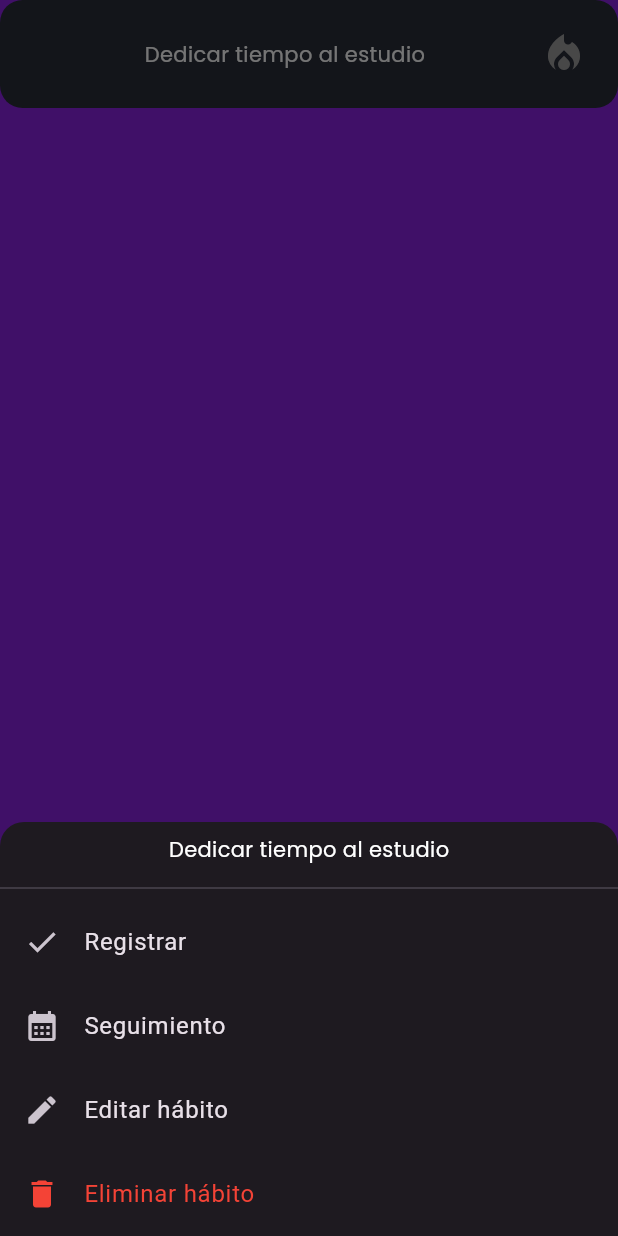
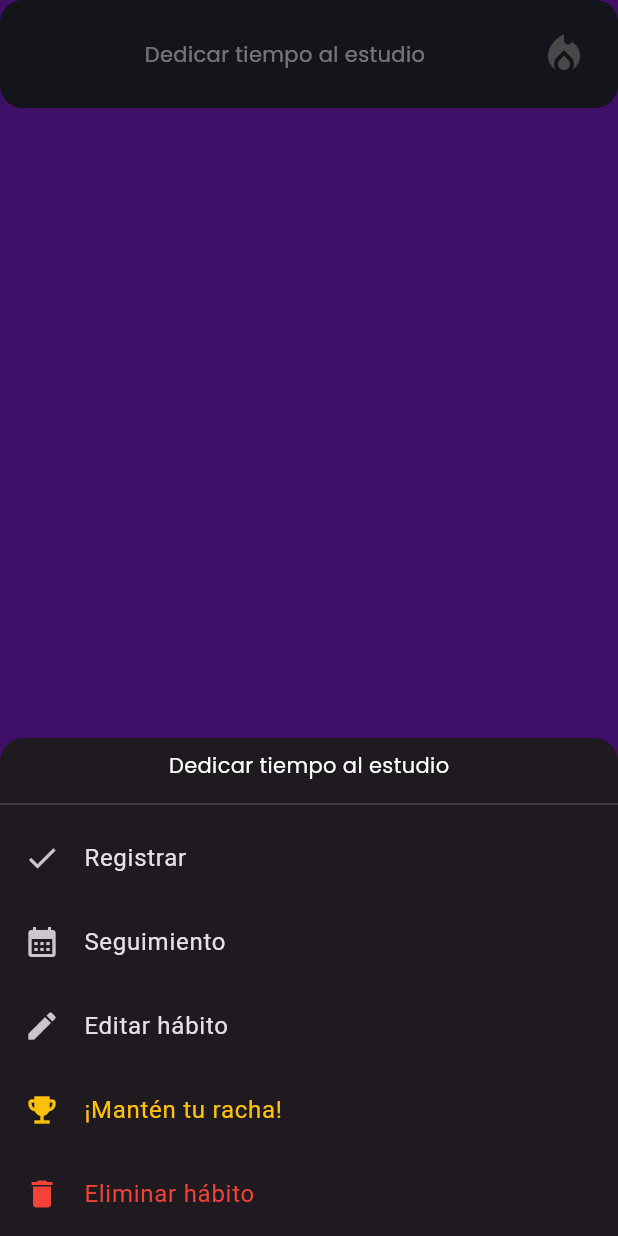
Before and after one commit to diegoZarateFer/stubit, a Flutter app: the HabitItem widget shown alone on an empty page, opened directly with sample values from the repository, after a tap on "Dedicar tiempo al estudio", on a phone screen of 412 x 824 dp. Run offline on Flutter 3.47's test engine with Material 3 defaults, Android fonts, the phone set to English and light mode, and no system bars; our stand-ins replace audioplayers, cloud_firestore, concentric_transition, firebase_auth, firebase_core, flutter_rating_bar and 4 more; missing offline and left inert: day_picker; accounts and stored records are empty.

Commit message:
Botón para mantener rachas.

```diff
--- a/lib/widgets/habit_item.dart
+++ b/lib/widgets/habit_item.dart
@@ -149,6 +149,19 @@ class _HabitItemState extends State<HabitItem> {
             ),
             ListTile(
               leading: const Icon(
+                Icons.emoji_events,
+                color: Colors.amber,
+              ),
+              title: const Text(
+                '¡Mantén tu racha!',
+                style: TextStyle(
+                  color: Colors.amber,
+                ),
+              ),
+              onTap: () {},
+            ),
+            ListTile(
+              leading: const Icon(
                 Icons.delete,
                 color: Colors.red,
               ),
```
